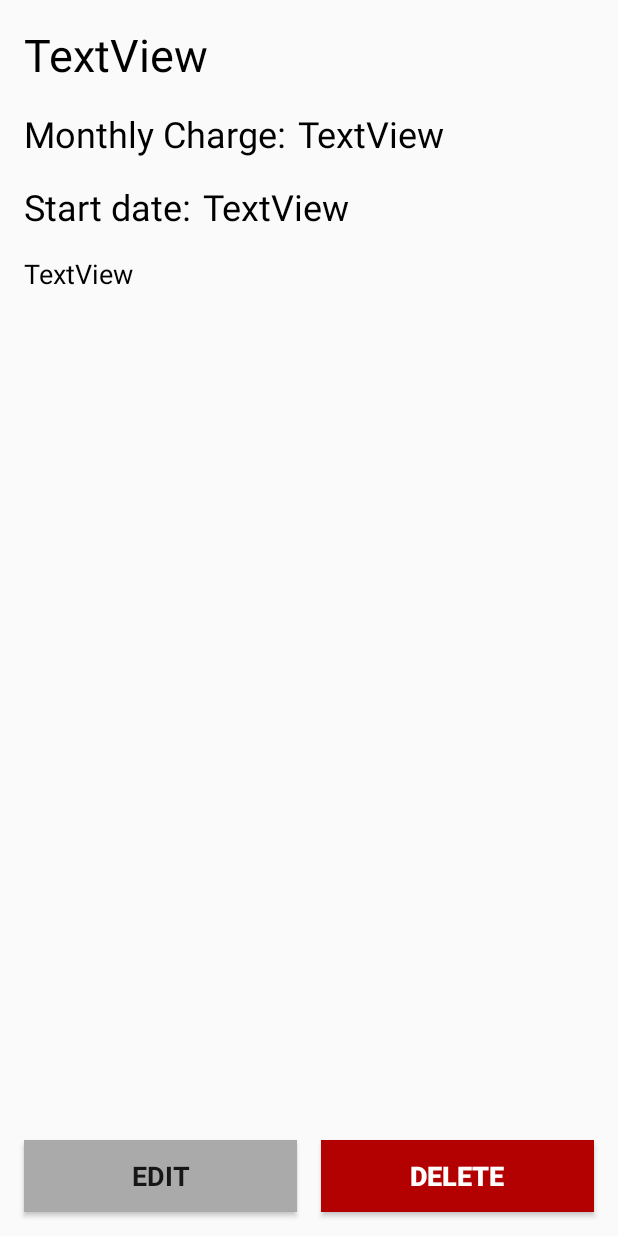
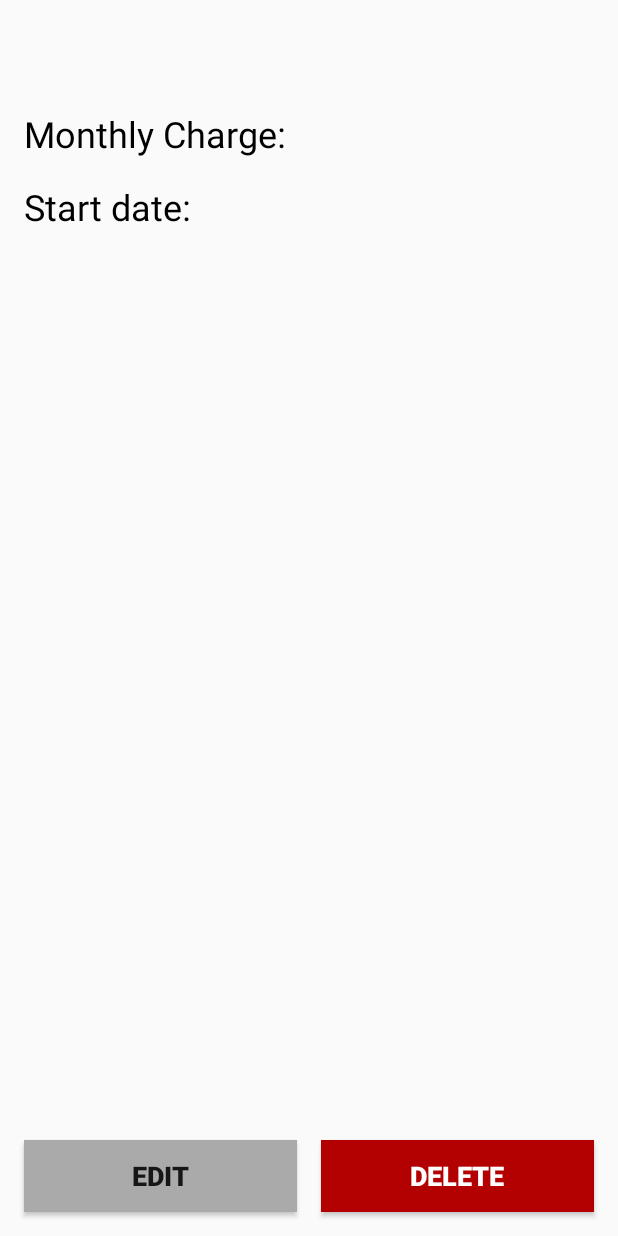
Before and after one commit to cmbuhler/cmbuhler-SubBook, an Android app: the layout activity_sub_details.xml on its own in the app's theme, with its tools: preview values and no code run, on a phone screen of 412 x 824 dp. Run offline under Robolectric (Android 15) with nearby library versions, the phone set to English and light mode, and no system bars.

Commit message:
Implement Viewing Details about a Sub and the ability to delete a subscription.

```diff
--- a/app/build.gradle
+++ b/app/build.gradle
@@ -4,7 +4,7 @@ android {
     compileSdkVersion 26
     defaultConfig {
         applicationId "com.example.chase.cmbuhler_subbook"
-        minSdkVersion 15
+        minSdkVersion 18
         targetSdkVersion 26
         versionCode 1
         versionName "1.0"
--- a/app/src/main/res/layout/activity_add_new_sub.xml
+++ b/app/src/main/res/layout/activity_add_new_sub.xml
@@ -103,6 +103,7 @@
         android:layout_marginStart="16dp"
         android:layout_marginLeft="16dp"
         android:clickable="true"
+        android:focusable="true"
         android:onClick="setDate"
         android:textSize="18sp"
         app:layout_constraintBaseline_toBaselineOf="@+id/textView2"
--- a/app/src/main/res/layout/activity_main.xml
+++ b/app/src/main/res/layout/activity_main.xml
@@ -29,9 +29,7 @@
         android:layout_width="wrap_content"
         android:layout_height="wrap_content"
         android:layout_marginEnd="16dp"
-        android:layout_marginRight="16dp"
         android:layout_marginTop="16dp"
-        android:text="$0.00"
         android:textAppearance="@style/TextAppearance.AppCompat.Body2"
         android:textSize="24sp"
         app:layout_constraintEnd_toEndOf="parent"
--- a/app/src/main/res/layout/activity_sub_details.xml
+++ b/app/src/main/res/layout/activity_sub_details.xml
@@ -12,7 +12,6 @@
         android:layout_height="wrap_content"
         android:layout_marginStart="16dp"
         android:layout_marginTop="16dp"
-        android:text="TextView"
         android:textColor="@android:color/black"
         android:textSize="30sp"
         app:layout_constraintStart_toStartOf="parent"
@@ -35,7 +34,6 @@
         android:layout_width="wrap_content"
         android:layout_height="wrap_content"
         android:layout_marginStart="8dp"
-        android:text="TextView"
         android:textColor="@android:color/black"
         android:textSize="24sp"
         app:layout_constraintBaseline_toBaselineOf="@+id/subChargeTitle"
@@ -58,7 +56,6 @@
         android:layout_width="wrap_content"
         android:layout_height="wrap_content"
         android:layout_marginStart="8dp"
-        android:text="TextView"
         android:textColor="@android:color/black"
         android:textSize="24sp"
         app:layout_constraintBaseline_toBaselineOf="@+id/subDateTitle"
@@ -70,7 +67,6 @@
         android:layout_height="wrap_content"
         android:layout_marginStart="16dp"
         android:layout_marginTop="16dp"
-        android:text="TextView"
         android:textColor="@android:color/black"
         android:textSize="18sp"
         app:layout_constraintStart_toStartOf="parent"
@@ -84,7 +80,6 @@
         android:layout_marginEnd="16dp"
         android:layout_marginStart="16dp"
         android:background="@android:color/darker_gray"
-        android:fontFamily="sans-serif"
         android:text="@string/button_edit"
         android:textSize="18sp"
         android:textStyle="bold"
```
Also changed, not shown: app/src/main/res/layout/list_sub.xml (+6 -8 lines).
